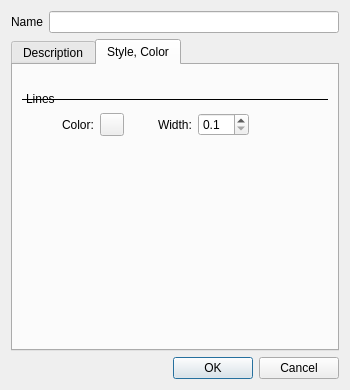
The window that src/plugins/render/annotate/EditPolylineDialog.ui (KDE/marble) describes before a commit, drawn with Qt 5.
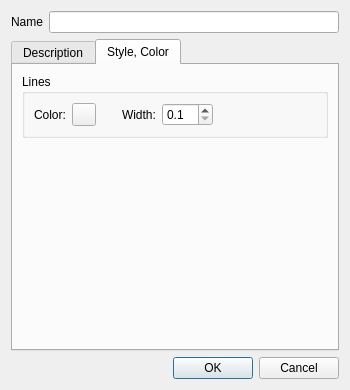
The same window after the commit.

Commit message: Fix UI file layout for polygon annotiation dialogs.

The edit to the form file:
```diff
--- a/src/plugins/render/annotate/EditPolylineDialog.ui
+++ b/src/plugins/render/annotate/EditPolylineDialog.ui
@@ -54,53 +54,13 @@
       <attribute name="title">
        <string>Style, Color</string>
       </attribute>
-      <layout class="QVBoxLayout" name="verticalLayout_3">
-       <item>
         <layout class="QVBoxLayout" name="verticalLayout">
          <item>
-          <spacer name="verticalSpacer_3">
-           <property name="orientation">
-            <enum>Qt::Vertical</enum>
-           </property>
-           <property name="sizeType">
-            <enum>QSizePolicy::Fixed</enum>
-           </property>
-           <property name="sizeHint" stdset="0">
-            <size>
-             <width>248</width>
-             <height>17</height>
-            </size>
-           </property>
-          </spacer>
-         </item>
-         <item>
-          <widget class="QLabel" name="label_2">
-           <property name="frameShape">
-            <enum>QFrame::HLine</enum>
-           </property>
-           <property name="text">
+        <widget class="QGroupBox" name="groupBox">
+         <property name="title">
             <string>Lines</string>
            </property>
-          </widget>
-         </item>
-         <item>
           <layout class="QHBoxLayout" name="horizontalLayout_2">
-           <item>
-            <spacer name="horizontalSpacer">
-             <property name="orientation">
-              <enum>Qt::Horizontal</enum>
-             </property>
-             <property name="sizeType">
-              <enum>QSizePolicy::Fixed</enum>
-             </property>
-             <property name="sizeHint" stdset="0">
-              <size>
-               <width>40</width>
-               <height>20</height>
-              </size>
-             </property>
-            </spacer>
-           </item>
            <item>
             <widget class="QLabel" name="label_3">
              <property name="text">
@@ -146,7 +106,7 @@
              </property>
              <property name="sizeHint" stdset="0">
               <size>
-               <width>28</width>
+              <width>20</width>
                <height>20</height>
               </size>
              </property>
@@ -182,13 +142,14 @@
              </property>
              <property name="sizeHint" stdset="0">
               <size>
-               <width>13</width>
+              <width>71</width>
                <height>20</height>
               </size>
              </property>
             </spacer>
            </item>
           </layout>
+        </widget>
          </item>
          <item>
           <spacer name="verticalSpacer_2">
@@ -198,12 +159,10 @@
            <property name="sizeHint" stdset="0">
             <size>
              <width>248</width>
-             <height>18</height>
+           <height>190</height>
             </size>
            </property>
           </spacer>
-         </item>
-        </layout>
        </item>
       </layout>
      </widget>
```
Lines whose indentation alone changed are shown as unchanged. The commit also changes 1 other file.
